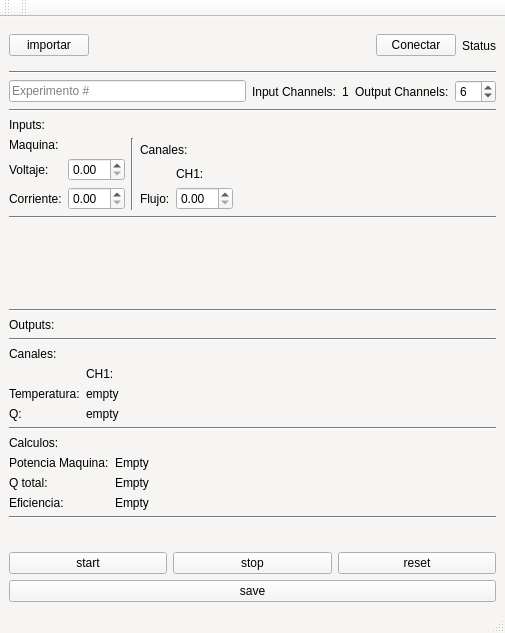
First picture: the form in src/ui/mainwindow.ui, repository sbstn-sss/CCHEN_P2MC_App, before the edit.
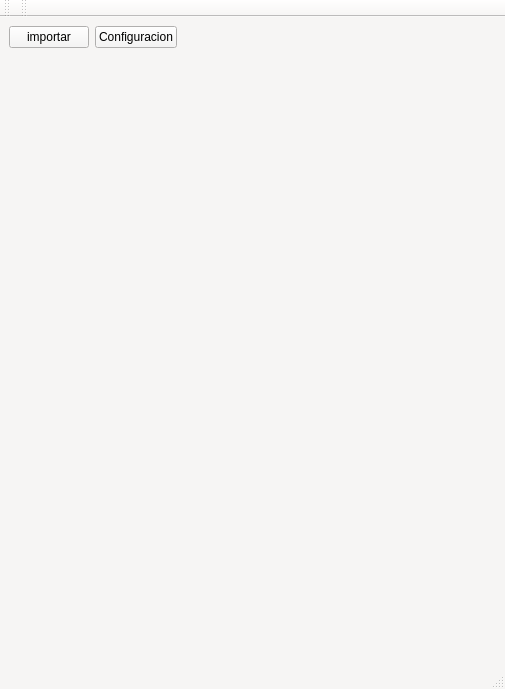
Second picture: the form after the edit. Custom widgets are drawn as their Qt base class.

Patch:
```diff
--- a/src/ui/mainwindow.ui
+++ b/src/ui/mainwindow.ui
@@ -7,7 +7,7 @@
     <x>0</x>
     <y>0</y>
     <width>505</width>
-    <height>633</height>
+    <height>689</height>
    </rect>
   </property>
   <property name="palette">
@@ -461,468 +461,57 @@
   <widget class="QWidget" name="centralwidget">
    <layout class="QVBoxLayout" name="verticalLayout_10">
     <item>
-     <layout class="QVBoxLayout" name="config_layout">
+     <layout class="QHBoxLayout" name="horizontalLayout">
       <item>
-       <layout class="QHBoxLayout" name="import_connect_layout">
-        <item>
-         <widget class="QPushButton" name="import_btn">
-          <property name="maximumSize">
-           <size>
-            <width>150</width>
-            <height>16777215</height>
-           </size>
-          </property>
-          <property name="text">
-           <string>importar</string>
-          </property>
-         </widget>
-        </item>
-        <item>
-         <layout class="QHBoxLayout" name="connect_status_layout">
-          <item>
-           <spacer name="spacer_import">
-            <property name="orientation">
-             <enum>Qt::Horizontal</enum>
-            </property>
-            <property name="sizeHint" stdset="0">
-             <size>
-              <width>40</width>
-              <height>20</height>
-             </size>
-            </property>
-           </spacer>
-          </item>
-          <item>
-           <widget class="QPushButton" name="connect_btn">
-            <property name="maximumSize">
-             <size>
-              <width>150</width>
-              <height>16777215</height>
-             </size>
-            </property>
-            <property name="text">
-             <string>Conectar</string>
-            </property>
-           </widget>
-          </item>
-          <item>
-           <widget class="QLabel" name="status_label">
-            <property name="maximumSize">
-             <size>
-              <width>150</width>
-              <height>16777215</height>
-             </size>
-            </property>
-            <property name="text">
-             <string>Status</string>
-            </property>
-           </widget>
-          </item>
-         </layout>
-        </item>
-       </layout>
-      </item>
-      <item>
-       <widget class="Line" name="line_8">
-        <property name="orientation">
-         <enum>Qt::Horizontal</enum>
+       <widget class="QPushButton" name="import_btn">
+        <property name="maximumSize">
+         <size>
+          <width>150</width>
+          <height>16777215</height>
+         </size>
         </property>
-       </widget>
-      </item>
-      <item>
-       <layout class="QHBoxLayout" name="exp_layout">
-        <item>
-         <widget class="QLineEdit" name="exp_line_edit">
-          <property name="text">
-           <string/>
-          </property>
-          <property name="placeholderText">
-           <string>Experimento #</string>
-          </property>
-         </widget>
-        </item>
-        <item>
-         <layout class="QHBoxLayout" name="ch_conf_layout">
-          <item>
-           <layout class="QHBoxLayout" name="input_ch_layout">
-            <item>
-             <widget class="QLabel" name="input_ch_label">
-              <property name="text">
-               <string>Input Channels:</string>
-              </property>
-             </widget>
-            </item>
-            <item>
-             <widget class="QLabel" name="n_channel_label">
-              <property name="text">
-               <string>1</string>
-              </property>
-             </widget>
-            </item>
-           </layout>
-          </item>
-          <item>
-           <layout class="QHBoxLayout" name="output_ch_layout">
-            <item>
-             <widget class="QLabel" name="output_ch_label">
-              <property name="text">
-               <string>Output Channels:</string>
-              </property>
-             </widget>
-            </item>
-            <item>
-             <widget class="QSpinBox" name="output_ch_input">
-              <property name="minimum">
-               <number>1</number>
-              </property>
-              <property name="maximum">
-               <number>15</number>
-              </property>
-              <property name="value">
-               <number>6</number>
-              </property>
-             </widget>
-            </item>
-           </layout>
-          </item>
-         </layout>
-        </item>
-       </layout>
-      </item>
-     </layout>
-    </item>
-    <item>
-     <widget class="Line" name="line_4">
-      <property name="orientation">
-       <enum>Qt::Horizontal</enum>
-      </property>
-     </widget>
-    </item>
-    <item>
-     <layout class="QVBoxLayout" name="inputs_main_layout">
-      <item>
-       <widget class="QLabel" name="inputs_label">
         <property name="text">
-         <string>Inputs:</string>
+         <string>importar</string>
         </property>
        </widget>
       </item>
       <item>
-       <layout class="QHBoxLayout" name="inputs_layout">
-        <item>
-         <layout class="QVBoxLayout" name="machine_in_layout">
-          <item>
-           <widget class="QLabel" name="maquina_label">
-            <property name="text">
-             <string>Maquina:</string>
-            </property>
-           </widget>
-          </item>
-          <item>
-           <layout class="QFormLayout" name="machine_in_form">
-            <item row="0" column="0">
-             <widget class="QLabel" name="v_label">
-              <property name="text">
-               <string>Voltaje:</string>
-              </property>
-             </widget>
-            </item>
-            <item row="0" column="1">
-             <widget class="QDoubleSpinBox" name="v_in"/>
-            </item>
-            <item row="1" column="0">
-             <widget class="QLabel" name="current_label">
-              <property name="text">
-               <string>Corriente:</string>
-              </property>
-             </widget>
-            </item>
-            <item row="1" column="1">
-             <widget class="QDoubleSpinBox" name="current_in"/>
-            </item>
-           </layout>
-          </item>
-         </layout>
-        </item>
-        <item>
-         <widget class="Line" name="line_5">
-          <property name="orientation">
-           <enum>Qt::Vertical</enum>
-          </property>
-         </widget>
-        </item>
-        <item>
-         <layout class="QVBoxLayout" name="verticalLayout_4">
-          <item>
-           <widget class="QLabel" name="canales_label">
-            <property name="text">
-             <string>Canales:</string>
-            </property>
-           </widget>
-          </item>
-          <item>
-           <layout class="QGridLayout" name="flux_grid">
-            <item row="1" column="1">
-             <widget class="QLabel" name="ch1_in_label">
-              <property name="text">
-               <string>CH1:</string>
-              </property>
-             </widget>
-            </item>
-            <item row="2" column="0">
-             <widget class="QLabel" name="flux_label">
-              <property name="text">
-               <string>Flujo:</string>
-              </property>
-             </widget>
-            </item>
-            <item row="2" column="1">
-             <widget class="QDoubleSpinBox" name="ch1_in"/>
-            </item>
-           </layout>
-          </item>
-         </layout>
-        </item>
-        <item>
-         <spacer name="horizontalSpacer">
-          <property name="orientation">
-           <enum>Qt::Horizontal</enum>
-          </property>
-          <property name="sizeHint" stdset="0">
-           <size>
-            <width>40</width>
-            <height>20</height>
-           </size>
-          </property>
-         </spacer>
-        </item>
-       </layout>
-      </item>
-     </layout>
-    </item>
-    <item>
-     <widget class="Line" name="line_3">
-      <property name="orientation">
-       <enum>Qt::Horizontal</enum>
-      </property>
-     </widget>
-    </item>
-    <item>
-     <layout class="QVBoxLayout" name="graph_layout">
-      <item>
-       <widget class="PlotWidget" name="out_graph" native="true">
-        <property name="enabled">
-         <bool>true</bool>
-        </property>
-       </widget>
-      </item>
-     </layout>
-    </item>
-    <item>
-     <widget class="Line" name="line_2">
-      <property name="orientation">
-       <enum>Qt::Horizontal</enum>
-      </property>
-     </widget>
-    </item>
-    <item>
-     <layout class="QVBoxLayout" name="outputs_main_layout">
-      <item>
-       <widget class="QLabel" name="outputs_label">
+       <widget class="QPushButton" name="config_btn">
         <property name="text">
-         <string>Outputs:</string>
+         <string>Configuracion</string>
         </property>
        </widget>
       </item>
       <item>
-       <widget class="Line" name="line_6">
+       <spacer name="horizontalSpacer_3">
         <property name="orientation">
          <enum>Qt::Horizontal</enum>
         </property>
-       </widget>
-      </item>
-      <item>
-       <layout class="QVBoxLayout" name="channels_out_layout">
-        <item>
-         <widget class="QLabel" name="ch_out_label">
-          <property name="text">
-           <string>Canales:</string>
-          </property>
-         </widget>
-        </item>
-        <item>
-         <layout class="QHBoxLayout" name="ch_grid_layout">
-          <item>
-           <layout class="QGridLayout" name="temp_q_grid">
-            <item row="3" column="0">
-             <widget class="QLabel" name="q_out_label">
-              <property name="text">
-               <string>Q:</string>
-              </property>
-             </widget>
-            </item>
-            <item row="2" column="0">
-             <widget class="QLabel" name="temp_out_label">
-              <property name="text">
-               <string>Temperatura:</string>
-              </property>
-             </widget>
-            </item>
-            <item row="1" column="1">
-             <widget class="QLabel" name="ch1_out_label">
-              <property name="text">
-               <string>CH1:</string>
-              </property>
-             </widget>
-            </item>
-            <item row="2" column="1">
-             <widget class="QLabel" name="ch1_t_label">
-              <property name="text">
-               <string>empty</string>
-              </property>
-             </widget>
-            </item>
-            <item row="3" column="1">
-             <widget class="QLabel" name="ch1_q_label">
-              <property name="text">
-               <string>empty</string>
-              </property>
-             </widget>
-            </item>
-           </layout>
-          </item>
-          <item>
-           <spacer name="horizontalSpacer_2">
-            <property name="orientation">
-             <enum>Qt::Horizontal</enum>
-            </property>
-            <property name="sizeHint" stdset="0">
-             <size>
-              <width>40</width>
-              <height>20</height>
-             </size>
-            </property>
-           </spacer>
-          </item>
-         </layout>
-        </item>
-       </layout>
-      </item>
-      <item>
-       <widget class="Line" name="line_7">
-        <property name="orientation">
-         <enum>Qt::Horizontal</enum>
+        <property name="sizeHint" stdset="0">
+         <size>
+          <width>40</width>
+          <height>20</height>
+         </size>
         </property>
-       </widget>
+       </spacer>
       </item>
-      <item>
-       <layout class="QVBoxLayout" name="calc_layout">
-        <item>
-         <widget class="QLabel" name="calculos_label">
-          <property name="text">
-           <string>Calculos:</string>
-          </property>
-         </widget>
-        </item>
-        <item>
-         <layout class="QFormLayout" name="calc_form">
-          <item row="0" column="1">
-           <widget class="QLabel" name="p_out">
-            <property name="text">
-             <string>Empty</string>
-            </property>
-           </widget>
-          </item>
-          <item row="1" column="0">
-           <widget class="QLabel" name="q_tot_label">
-            <property name="text">
-             <string>Q total:</string>
-            </property>
-           </widget>
-          </item>
-          <item row="1" column="1">
-           <widget class="QLabel" name="q_tot_out">
-            <property name="text">
-             <string>Empty</string>
-            </property>
-           </widget>
-          </item>
-          <item row="2" column="0">
-           <widget class="QLabel" name="eff_label">
-            <property name="text">
-             <string>Eficiencia:</string>
-            </property>
-           </widget>
-          </item>
-          <item row="2" column="1">
-           <widget class="QLabel" name="eff_out">
-            <property name="text">
-             <string>Empty</string>
-            </property>
-           </widget>
-          </item>
-          <item row="0" column="0">
-           <widget class="QLabel" name="p_label">
-            <property name="text">
-             <string>Potencia Maquina:</string>
-            </property>
-           </widget>
-          </item>
-         </layout>
-        </item>
-       </layout>
-      </item>
      </layout>
     </item>
     <item>
-     <widget class="Line" name="line">
+     <spacer name="verticalSpacer">
       <property name="orientation">
-       <enum>Qt::Horizontal</enum>
+       <enum>Qt::Vertical</enum>
       </property>
-     </widget>
+      <property name="sizeHint" stdset="0">
+       <size>
+        <width>20</width>
+        <height>40</height>
+       </size>
+      </property>
+     </spacer>
     </item>
     <item>
-     <layout class="QVBoxLayout" name="buttons_main_layout">
-      <item>
-       <layout class="QHBoxLayout" name="timer_layout">
-        <item>
-         <widget class="QWidget" name="placeholder_widget" native="true"/>
-        </item>
-       </layout>
-      </item>
-      <item>
-       <layout class="QHBoxLayout" name="start_stop_res_layout">
-        <item>
-         <widget class="QPushButton" name="start_btn">
-          <property name="text">
-           <string>start</string>
-          </property>
-         </widget>
-        </item>
-        <item>
-         <widget class="QPushButton" name="stop_btn">
-          <property name="text">
-           <string>stop</string>
-          </property>
-         </widget>
-        </item>
-        <item>
-         <widget class="QPushButton" name="reset_btn">
-          <property name="text">
-           <string>reset</string>
-          </property>
-         </widget>
-        </item>
-       </layout>
-      </item>
-      <item>
-       <widget class="QPushButton" name="save_btn">
-        <property name="text">
-         <string>save</string>
-        </property>
-       </widget>
-      </item>
-     </layout>
+     <layout class="QVBoxLayout" name="app_layout"/>
     </item>
    </layout>
   </widget>
@@ -960,14 +549,6 @@
    </attribute>
   </widget>
  </widget>
- <customwidgets>
-  <customwidget>
-   <class>PlotWidget</class>
-   <extends>QWidget</extends>
-   <header>pyqtgraph</header>
-   <container>1</container>
-  </customwidget>
- </customwidgets>
  <resources/>
  <connections/>
 </ui>
```
